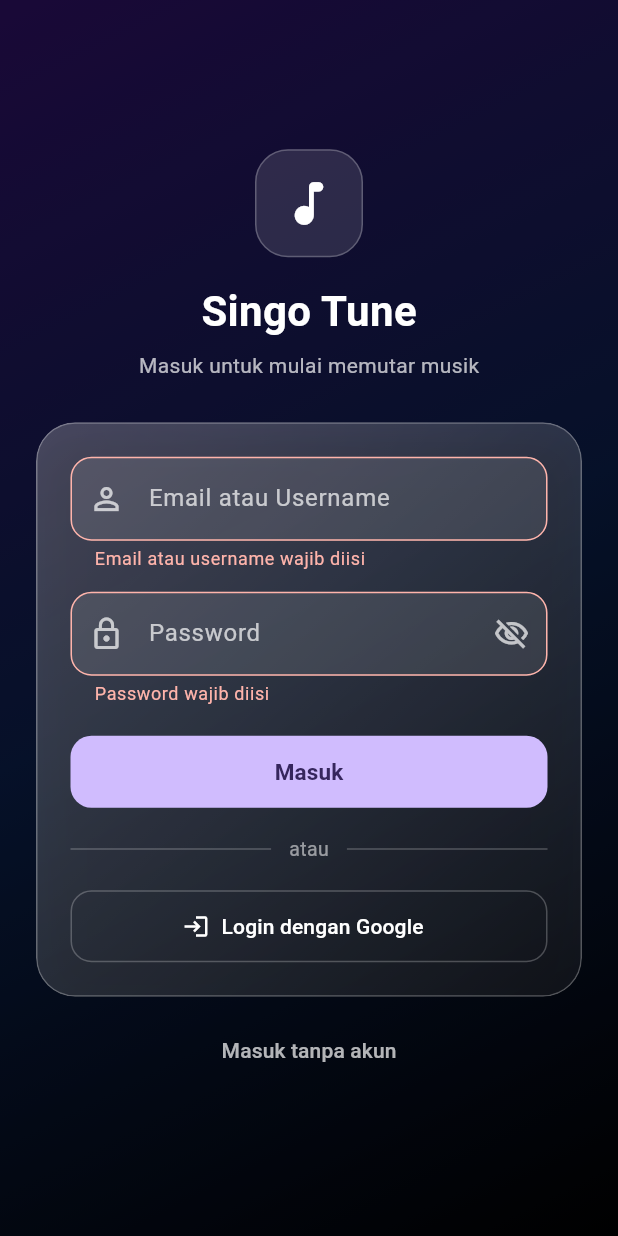
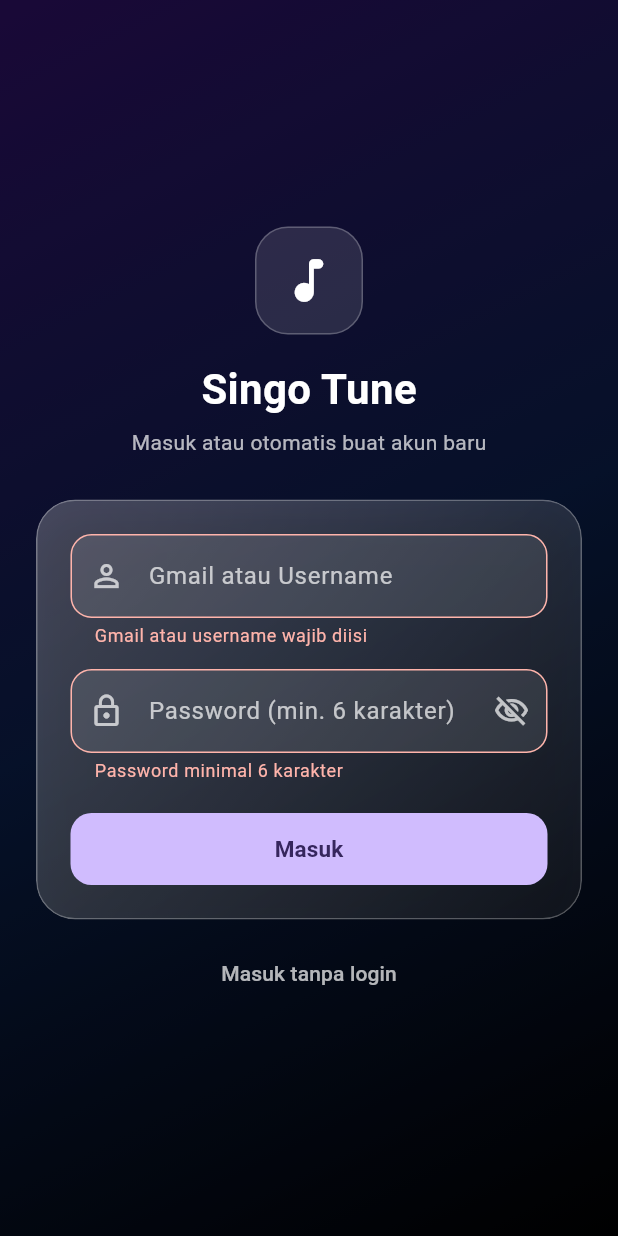
Before and after one commit to Oxide-ox/st, a Flutter app: the screen it shows after launch, after a tap on "Masuk", on a phone screen of 412 x 824 dp. Run offline on Flutter 3.47's test engine with Material 3 defaults, Android fonts, the phone set to English and light mode, and no system bars; our stand-ins replace audio_service, dio, google_sign_in, just_audio, shared_preferences, supabase_flutter; missing offline and left inert: flutter_overlay_window; accounts and stored records are empty.

Commit message:
Add files via upload

```diff
--- a/lib/ui/login_page.dart
+++ b/lib/ui/login_page.dart
@@ -1,5 +1,7 @@
 import 'package:flutter/material.dart';
 import 'package:provider/provider.dart';
+import 'package:supabase_flutter/supabase_flutter.dart';
+import '../services/supabase_auth_service.dart';
 import '../state/app_state.dart';
 import 'glass.dart';
 import 'home_shell.dart';
@@ -32,20 +34,26 @@ class _LoginPageState extends State<LoginPage> {
     );
   }
 
-  void _submitLogin() {
-    if (!_formKey.currentState!.validate()) return;
-    _goToHome();
-  }
-
-  Future<void> _signInGoogle() async {
-    if (_loading) return;
+  Future<void> _submitLogin() async {
+    if (_loading || !_formKey.currentState!.validate()) return;
     setState(() => _loading = true);
     try {
-      await context.read<AppState>().signInGoogle();
+      await SupabaseAuthService.signInOrRegisterWithEmail(
+        identifier: _emailController.text,
+        password: _passwordController.text,
+      );
+      if (!mounted) return;
+      context.read<AppState>().refreshAuth();
+      _goToHome();
+    } on AuthException catch (e) {
+      if (!mounted) return;
+      ScaffoldMessenger.of(context).showSnackBar(
+        SnackBar(content: Text(e.message)),
+      );
     } catch (e) {
       if (!mounted) return;
       ScaffoldMessenger.of(context).showSnackBar(
-        SnackBar(content: Text('Gagal login Google: $e')),
+        SnackBar(content: Text('Gagal masuk: $e')),
       );
     } finally {
       if (mounted) {
@@ -123,7 +131,7 @@ class _LoginPageState extends State<LoginPage> {
                       ),
                       const SizedBox(height: 6),
                       const Text(
-                        'Masuk untuk mulai memutar musik',
+                        'Masuk atau otomatis buat akun baru',
                         style: TextStyle(color: Colors.white70, fontSize: 14),
                       ),
                       const SizedBox(height: 28),
@@ -141,12 +149,12 @@ class _LoginPageState extends State<LoginPage> {
                                 textInputAction: TextInputAction.next,
                                 style: const TextStyle(color: Colors.white),
                                 decoration: _inputDecoration(
-                                  label: 'Email atau Username',
+                                  label: 'Gmail atau Username',
                                   icon: Icons.person_outline,
                                 ),
                                 validator: (v) {
                                   if (v == null || v.trim().isEmpty) {
-                                    return 'Email atau username wajib diisi';
+                                    return 'Gmail atau username wajib diisi';
                                   }
                                   return null;
                                 },
@@ -159,7 +167,7 @@ class _LoginPageState extends State<LoginPage> {
                                 onFieldSubmitted: (_) => _submitLogin(),
                                 style: const TextStyle(color: Colors.white),
                                 decoration: _inputDecoration(
-                                  label: 'Password',
+                                  label: 'Password (min. 6 karakter)',
                                   icon: Icons.lock_outline,
                                   suffixIcon: IconButton(
                                     onPressed: () {
@@ -176,8 +184,8 @@ class _LoginPageState extends State<LoginPage> {
                                   ),
                                 ),
                                 validator: (v) {
-                                  if (v == null || v.isEmpty) {
-                                    return 'Password wajib diisi';
+                                  if (v == null || v.length < 6) {
+                                    return 'Password minimal 6 karakter';
                                   }
                                   return null;
                                 },
@@ -192,58 +200,22 @@ class _LoginPageState extends State<LoginPage> {
                                       borderRadius: BorderRadius.circular(14),
                                     ),
                                   ),
-                                  child: const Text(
-                                    'Masuk',
-                                    style: TextStyle(
-                                      fontSize: 15,
-                                      fontWeight: FontWeight.w600,
-                                    ),
-                                  ),
-                                ),
-                              ),
-                              const SizedBox(height: 18),
-                              const Row(
-                                children: [
-                                  Expanded(child: Divider(color: Colors.white24)),
-                                  Padding(
-                                    padding: EdgeInsets.symmetric(horizontal: 12),
-                                    child: Text(
-                                      'atau',
-                                      style: TextStyle(
-                                        color: Colors.white54,
-                                        fontSize: 13,
-                                      ),
-                                    ),
-                                  ),
-                                  Expanded(child: Divider(color: Colors.white24)),
-                                ],
-                              ),
-                              const SizedBox(height: 18),
-                              SizedBox(
-                                height: 48,
-                                child: OutlinedButton.icon(
-                                  onPressed: _loading ? null : _signInGoogle,
-                                  style: OutlinedButton.styleFrom(
-                                    foregroundColor: Colors.white,
-                                    side: const BorderSide(color: Colors.white24),
-                                    shape: RoundedRectangleBorder(
-                                      borderRadius: BorderRadius.circular(14),
-                                    ),
-                                  ),
-                                  icon: _loading
+                                  child: _loading
                                       ? const SizedBox(
-                                          width: 18,
-                                          height: 18,
+                                          width: 20,
+                                          height: 20,
                                           child: CircularProgressIndicator(
                                             strokeWidth: 2,
+                                            color: Colors.white,
                                           ),
                                         )
-                                      : const Icon(Icons.login),
-                                  label: Text(
-                                    _loading
-                                        ? 'Menghubungkan...'
-                                        : 'Login dengan Google',
-                                  ),
+                                      : const Text(
+                                          'Masuk',
+                                          style: TextStyle(
+                                            fontSize: 15,
+                                            fontWeight: FontWeight.w600,
+                                          ),
+                                        ),
                                 ),
                               ),
                             ],
@@ -254,7 +226,7 @@ class _LoginPageState extends State<LoginPage> {
                       TextButton(
                         onPressed: _loading ? null : _goToHome,
                         child: const Text(
-                          'Masuk tanpa akun',
+                          'Masuk tanpa login',
                           style: TextStyle(color: Colors.white70),
                         ),
                       ),
```
